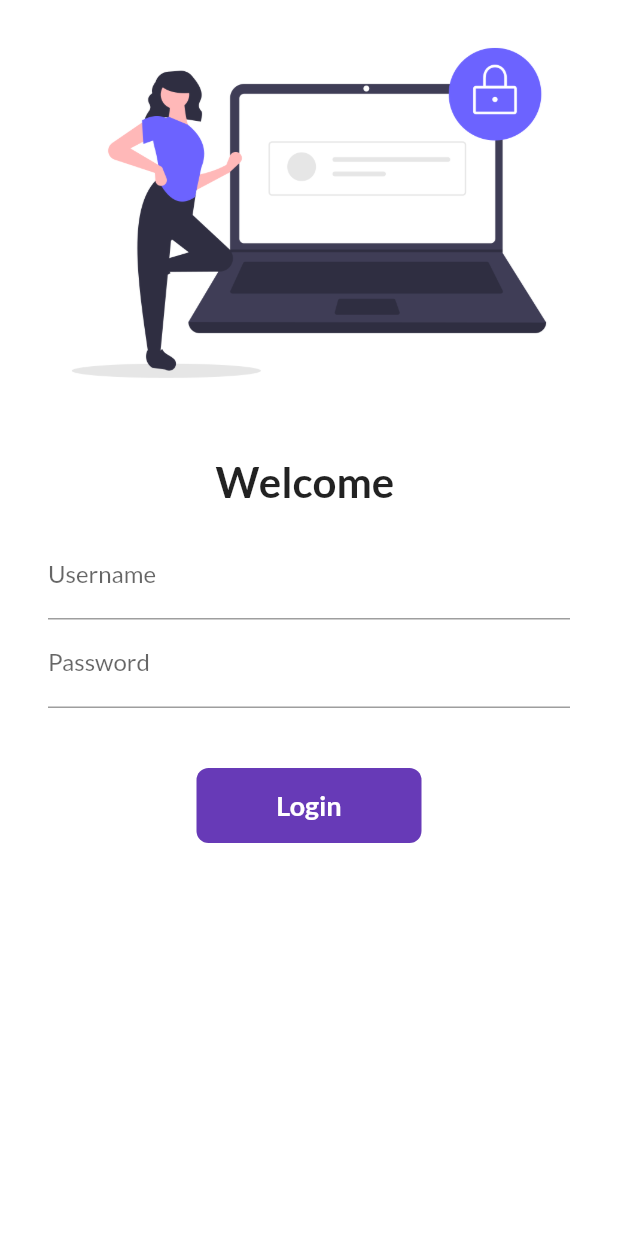
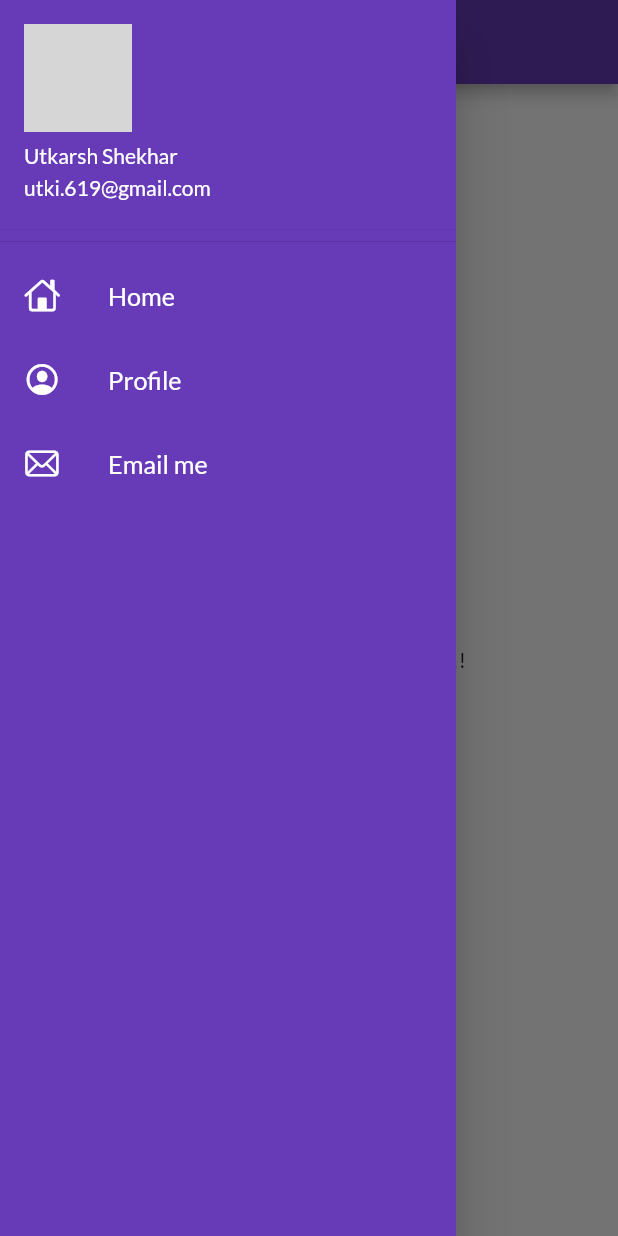
Before and after one commit to utkarshshekhar13/flutterSeries, a Flutter app: the screen it shows after launch, with the side drawer open (before the commit the screen has no drawer), on a phone screen of 412 x 824 dp. Run offline on Flutter 3.47's test engine with Material 2 defaults, Android fonts, the phone set to English and light mode, and no system bars; our stand-ins replace google_fonts; network calls fail; grey boxes are pictures that could not be loaded.

Commit message:
day9 completed

```diff
--- a/lib/main.dart
+++ b/lib/main.dart
@@ -25,7 +25,7 @@ class MyApp extends StatelessWidget {
 
         ),
       darkTheme: ThemeData(brightness: Brightness.light),
-      // initialRoute: "/home",
+      initialRoute: MyRoutes.homeRoute,
       debugShowCheckedModeBanner: false,
       routes: {
         "/":(context) => LoginPage(),
--- a/lib/pages/home_page.dart
+++ b/lib/pages/home_page.dart
@@ -1,4 +1,5 @@
 import 'package:flutter/material.dart';
+import 'package:flutter_catalog/widgets/drawer.dart';
 
 class HomePage extends StatelessWidget {
   const HomePage({Key? key}) : super(key: key);
@@ -16,7 +17,7 @@ class HomePage extends StatelessWidget {
           child: Text("Welcome to $days of $name series !!!"),
         ),
       ),
-      drawer: Drawer(),
+      drawer: MyDrawer(),
     );
   }
 }
--- a/lib/pages/login_page.dart
+++ b/lib/pages/login_page.dart
@@ -40,7 +40,7 @@ class _LoginPageState extends State<LoginPage> {
             key: _formKey,
             child: Column(
               children: [
-                Image.asset("assets/images/login_image.png", fit: BoxFit.cover),
+                Image.asset("assets/images/login_banner.png", fit: BoxFit.cover),
                 SizedBox(
                   height: 20.0,
                 ),
--- /dev/null
+++ b/lib/widgets/drawer.dart
@@ -0,0 +1,46 @@
+import 'package:flutter/cupertino.dart';
+import 'package:flutter/material.dart';
+
+class MyDrawer extends StatelessWidget {
+  const MyDrawer({Key? key}) : super(key: key);
+
+  @override
+  Widget build(BuildContext context) {
+    final imageUrl =
+        "https://res.cloudinary.com/practicaldev/image/fetch/s---dVqf6Ma--/c_fill,f_auto,fl_progressive,h_320,q_auto,w_320/https://dev-to-uploads.s3.amazonaws.com/uploads/user/profile_image/334646/dd227f26-f054-437c-aaa5-47f3deb5e479.jpg";
+    return Drawer(
+      child: Container(
+        color: Colors.deepPurple,
+        child: ListView(
+          children: [
+            DrawerHeader(
+                padding: EdgeInsets.zero,
+                child: UserAccountsDrawerHeader(
+                  accountName: Text("Utkarsh Shekhar"),
+                  accountEmail: Text("utki.619@gmail.com"),
+                  currentAccountPicture: CircleAvatar(backgroundImage: NetworkImage(imageUrl),),
+                )),
+                ListTile(
+                  leading: Icon(CupertinoIcons.home,color: Colors.white,),
+                  title: Text("Home",
+                  textScaleFactor: 1.2,
+                  style: TextStyle(color: Colors.white),),
+                ),
+                ListTile(
+                  leading: Icon(CupertinoIcons.profile_circled,color: Colors.white,),
+                  title: Text("Profile",
+                  textScaleFactor: 1.2,
+                  style: TextStyle(color: Colors.white),),
+                ),
+                ListTile(
+                  leading: Icon(CupertinoIcons.mail,color: Colors.white,),
+                  title: Text("Email me",
+                  textScaleFactor: 1.2,
+                  style: TextStyle(color: Colors.white),),
+                )
+          ],
+        ),
+      ),
+    );
+  }
+}
```
Also changed, not shown: assets/images/login_banner.png (added).
